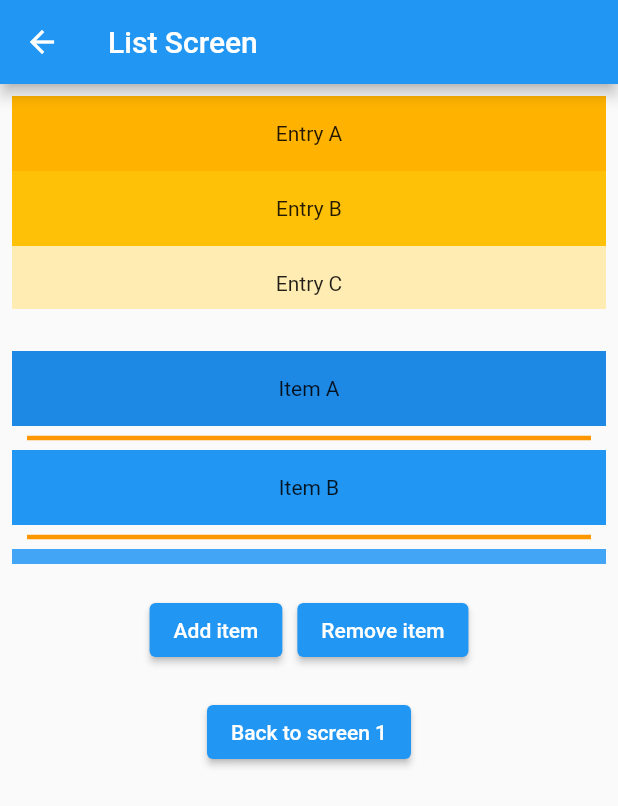
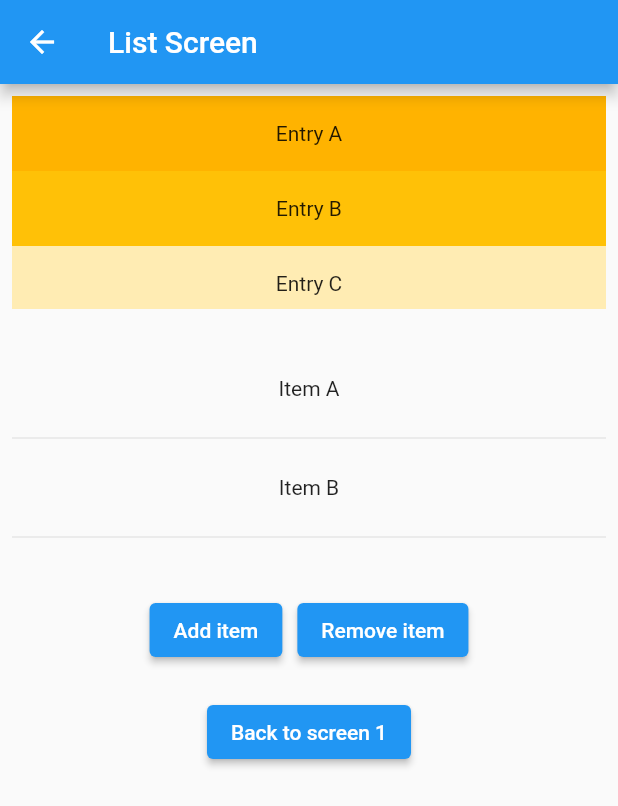
Before and after one commit to HeroDang/flutter_lession3456_1, a Flutter app: the ListViewScreen screen opened directly, on a phone screen of 412 x 824 dp. Shown: the top 806 px of the screen. Run offline on Flutter 3.47's test engine with Material 2 defaults, Android fonts, the light colour scheme and no system bars.

Commit message:
inkwell ontap

```diff
--- a/lib/lession4_screen.dart
+++ b/lib/lession4_screen.dart
@@ -18,6 +18,9 @@ class MyCalculatorApp extends StatelessWidget {
       title: 'Calculator',
       theme: ThemeData(
         primarySwatch: Colors.blue,
+        dividerTheme: const DividerThemeData(
+          thickness: 1, color: Colors.orange, indent: 10, endIndent: 10,
+        )
       ),
       home: const MyHomePage(title: 'Calculator'),
     );
--- a/lib/lession_listview.dart
+++ b/lib/lession_listview.dart
@@ -106,13 +106,20 @@ class _ListViewScreenState extends State<ListViewScreen> {
         padding: const EdgeInsets.all(8),
         itemCount: entries.length,
         itemBuilder: (BuildContext context, int index) {
-          return Container(
-            height: 50,
-            color: Colors.blue[colorCodes[index]],
-            child: Center(child: Text('Item ${entries[index]}')),
+          return InkWell(
+            onTap: () {
+              ScaffoldMessenger.of(context).showSnackBar(
+                SnackBar(content: Text('Item ${entries[index]}'))
+              );
+            },
+            child: Container(
+              height: 50,
+              //color: Colors.blue[colorCodes[index]],
+              child: Center(child: Text('Item ${entries[index]}')),
+            ),
           );
         }, separatorBuilder: (BuildContext context, int index) {
-        return const Divider(thickness: 3, color: Colors.orange, indent: 10, endIndent: 10,);
+        return const Divider();
       },),
     );
   }
```
